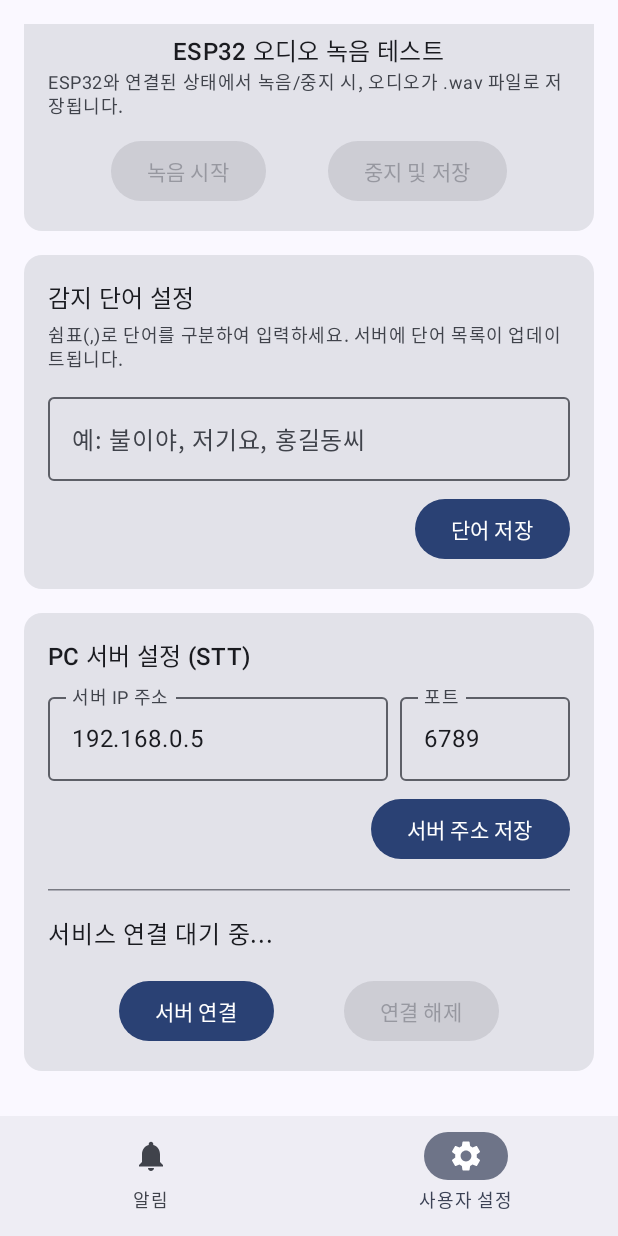
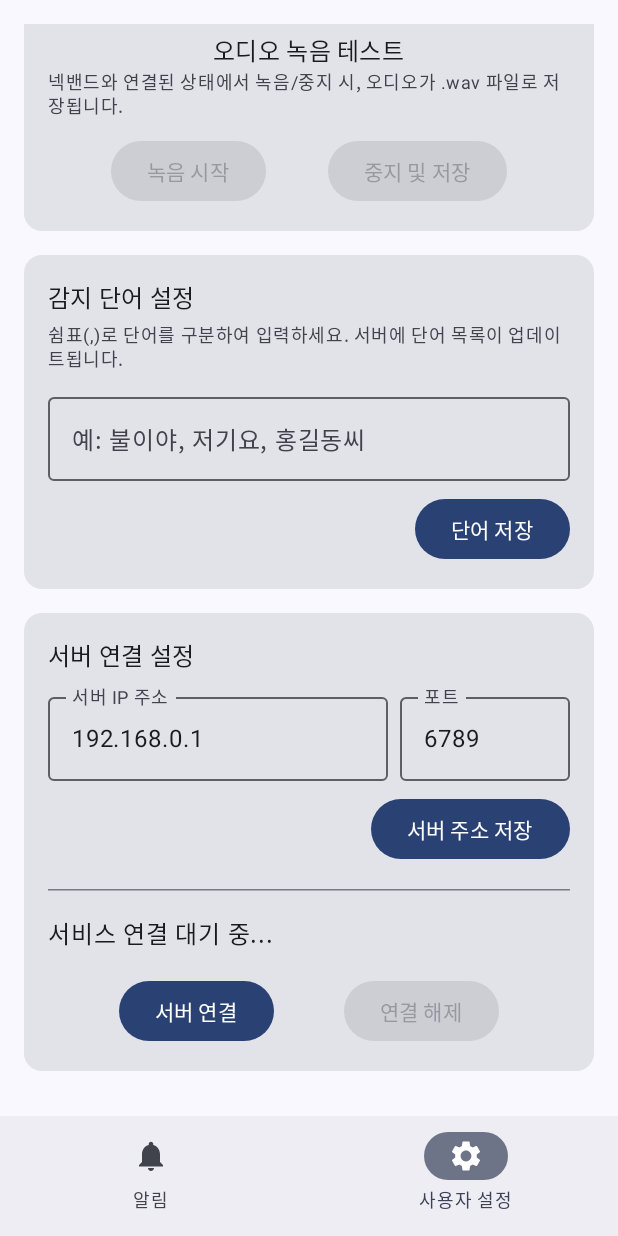
Before and after one commit to enenalenen/MQBL, an Android app built with Jetpack Compose: the screen it shows after launch (MainActivity), item 2 of the bottom bar chosen, scrolled down 498 dp, on a phone screen of 412 x 824 dp. Run offline under Robolectric (Android 15) with nearby library versions, the phone set to English and light mode, and no system bars.

Commit message:
최적화

```diff
--- a/app/src/main/java/com/example/mqbl/data/SettingsRepository.kt
+++ b/app/src/main/java/com/example/mqbl/data/SettingsRepository.kt
@@ -6,10 +6,6 @@ import kotlinx.coroutines.flow.MutableStateFlow
 import kotlinx.coroutines.flow.StateFlow
 import kotlinx.coroutines.flow.asStateFlow
 
-/**
- * 앱 설정을 SharedPreferences에 저장하고 관리하는 클래스.
- * 싱글턴으로 구현하여 앱 전체에서 하나의 인스턴스만 사용하도록 합니다.
- */
 class SettingsRepository private constructor(context: Context) {
 
     private val prefs: SharedPreferences = context.getSharedPreferences(PREFS_NAME, Context.MODE_PRIVATE)
@@ -32,33 +28,6 @@ class SettingsRepository private constructor(context: Context) {
     private val _esp32Port = MutableStateFlow(getEsp32Port())
     val esp32PortFlow: StateFlow<String> = _esp32Port.asStateFlow()
 
-    fun getCustomKeywords(): String {
-        return prefs.getString(KEY_CUSTOM_KEYWORDS, "") ?: ""
-    }
-
-    fun setCustomKeywords(keywords: String) {
-        prefs.edit().putString(KEY_CUSTOM_KEYWORDS, keywords).apply()
-        _customKeywords.value = keywords
-    }
-
-    fun getTcpServerIp(): String {
-        return prefs.getString(KEY_TCP_SERVER_IP, "192.168.0.5") ?: "192.168.0.5"
-    }
-
-    fun setTcpServerIp(ip: String) {
-        prefs.edit().putString(KEY_TCP_SERVER_IP, ip).apply()
-        _tcpServerIp.value = ip
-    }
-
-    fun getTcpServerPort(): String {
-        return prefs.getString(KEY_TCP_SERVER_PORT, "6789") ?: "6789"
-    }
-
-    fun setTcpServerPort(port: String) {
-        prefs.edit().putString(KEY_TCP_SERVER_PORT, port).apply()
-        _tcpServerPort.value = port
-    }
-
     fun getEsp32Ip(): String {
         return prefs.getString(KEY_ESP32_IP, "192.168.43.101") ?: "192.168.43.101"
     }
@@ -77,7 +46,37 @@ class SettingsRepository private constructor(context: Context) {
         _esp32Port.value = port
     }
 
+    fun getTcpServerIp(): String {
+        return prefs.getString(KEY_TCP_SERVER_IP, "192.168.0.1") ?: "192.168.0.1"
+    }
+
+    fun setTcpServerIp(ip: String) {
+        prefs.edit().putString(KEY_TCP_SERVER_IP, ip).apply()
+        _tcpServerIp.value = ip
+    }
+
+    fun getTcpServerPort(): String {
+        return prefs.getString(KEY_TCP_SERVER_PORT, "6789") ?: "6789"
+    }
+
+    fun setTcpServerPort(port: String) {
+        prefs.edit().putString(KEY_TCP_SERVER_PORT, port).apply()
+        _tcpServerPort.value = port
+    }
+
+    fun getCustomKeywords(): String {
+        return prefs.getString(KEY_CUSTOM_KEYWORDS, "") ?: ""
+    }
+
+    fun setCustomKeywords(keywords: String) {
+        prefs.edit().putString(KEY_CUSTOM_KEYWORDS, keywords).apply()
+        _customKeywords.value = keywords
+    }
+
     fun isBackgroundExecutionEnabled(): Boolean {
+        // ▼▼▼▼▼▼▼▼▼▼▼▼▼▼▼▼▼▼▼▼▼▼▼▼▼▼▼▼▼▼▼▼▼▼▼▼▼▼
+        // 기본값을 false에서 true로 변경합니다.
+        // ▼▼▼▼▼▼▼▼▼▼▼▼▼▼▼▼▼▼▼▼▼▼▼▼▼▼▼▼▼▼▼▼▼▼▼▼▼▼
         return prefs.getBoolean(KEY_BACKGROUND_EXECUTION, true)
     }
 
--- a/app/src/main/java/com/example/mqbl/ui/main/MainScreen.kt
+++ b/app/src/main/java/com/example/mqbl/ui/main/MainScreen.kt
@@ -63,7 +63,7 @@ fun MainScreen(
             )
         } else {
             Text(
-                "연결되지 않음. '사용자 설정' 탭에서 ESP32에 연결하세요.",
+                "연결되지 않음. 넥밴드에 연결하세요.",
                 style = MaterialTheme.typography.bodyMedium,
                 modifier = Modifier.padding(bottom = 8.dp)
             )
--- a/app/src/main/java/com/example/mqbl/ui/settings/SettingsScreen.kt
+++ b/app/src/main/java/com/example/mqbl/ui/settings/SettingsScreen.kt
@@ -67,14 +67,15 @@ fun SettingsScreen(
         item {
             Card(modifier = Modifier.fillMaxWidth()) {
                 Column(modifier = Modifier.padding(16.dp)) {
-                    Text("ESP32 연결 설정 (Wi-Fi)", style = MaterialTheme.typography.titleMedium)
+                    Text("넥밴드 연결 설정", style = MaterialTheme.typography.titleMedium)
                     Spacer(modifier = Modifier.height(8.dp))
 
                     Row(Modifier.fillMaxWidth(), verticalAlignment = Alignment.CenterVertically) {
                         OutlinedTextField(
                             value = esp32ServerIp,
                             onValueChange = onEsp32ServerIpChange,
-                            label = { Text("ESP32 IP 주소") },
+                            label = { Text("넥밴드 IP 주소") },
+                            placeholder = { Text("예시: 10.12.12.123") },
                             modifier = Modifier.weight(2f),
                             singleLine = true,
                             keyboardOptions = KeyboardOptions(keyboardType = KeyboardType.Uri),
@@ -85,6 +86,7 @@ fun SettingsScreen(
                             value = esp32ServerPort,
                             onValueChange = onEsp32ServerPortChange,
                             label = { Text("포트") },
+                            placeholder = { Text("예시:1234") },
                             modifier = Modifier.weight(1f),
                             singleLine = true,
                             keyboardOptions = KeyboardOptions(keyboardType = KeyboardType.Number),
@@ -96,7 +98,7 @@ fun SettingsScreen(
                     mainUiState.connectError?.let { Text(text = "오류: $it", color = MaterialTheme.colorScheme.error, fontSize = 12.sp) }
                     Spacer(modifier = Modifier.height(16.dp))
                     Row(modifier = Modifier.fillMaxWidth(), horizontalArrangement = Arrangement.SpaceEvenly) {
-                        Button(onClick = onEsp32Connect, enabled = !mainUiState.isEspConnected && !mainUiState.isConnecting) { Text("ESP32 연결") }
+                        Button(onClick = onEsp32Connect, enabled = !mainUiState.isEspConnected && !mainUiState.isConnecting) { Text("넥밴드 연결") }
                         Button(onClick = onEsp32Disconnect, enabled = mainUiState.isEspConnected || mainUiState.isConnecting) { Text("연결 해제") }
                     }
                 }
@@ -128,9 +130,9 @@ fun SettingsScreen(
                     HorizontalDivider()
 
                     Column(horizontalAlignment = Alignment.CenterHorizontally, modifier = Modifier.fillMaxWidth()) {
-                        Text("ESP32 오디오 녹음 테스트", style = MaterialTheme.typography.titleMedium)
+                        Text("오디오 녹음 테스트", style = MaterialTheme.typography.titleMedium)
                         Text(
-                            "ESP32와 연결된 상태에서 녹음/중지 시, 오디오가 .wav 파일로 저장됩니다.",
+                            "넥밴드와 연결된 상태에서 녹음/중지 시, 오디오가 .wav 파일로 저장됩니다.",
                             style = MaterialTheme.typography.bodySmall,
                             color = MaterialTheme.colorScheme.onSurfaceVariant
                         )
@@ -187,7 +189,7 @@ fun SettingsScreen(
         item {
             Card(modifier = Modifier.fillMaxWidth()) {
                 Column(modifier = Modifier.padding(16.dp)) {
-                    Text("PC 서버 설정 (STT)", style = MaterialTheme.typography.titleMedium)
+                    Text("서버 연결 설정", style = MaterialTheme.typography.titleMedium)
                     Spacer(modifier = Modifier.height(8.dp))
                     Row(Modifier.fillMaxWidth(), verticalAlignment = Alignment.CenterVertically) {
                         OutlinedTextField(
@@ -272,7 +274,7 @@ fun SettingsScreenPreview() {
         SettingsScreen(
             settingsUiState = SettingsUiState(isBackgroundExecutionEnabled = true, isRecording = false),
             onBackgroundExecutionToggled = {},
-            mainUiState = MainUiState(status = "ESP32: 연결됨", espDeviceName = "ESP32 (Preview)", isEspConnected = true),
+            mainUiState = MainUiState(status = "넥밴드: 연결됨", espDeviceName = "넥밴드 (Preview)", isEspConnected = true),
             onSendVibrationValue = {},
             onSendCommand = {},
             onStartRecording = {},
--- a/app/src/main/res/values/strings.xml
+++ b/app/src/main/res/values/strings.xml
@@ -1,5 +1,5 @@
 <resources>
-    <string name="app_name">MQBL</string>
+    <string name="app_name">SmartNeckBand</string>
 
     <string name="app_settings_title">앱 설정</string>
     <string name="background_execution_title">백그라운드에서 앱 실행</string>
```
Also changed, not shown: app/src/main/java/com/example/mqbl/ui/settings/SettingsViewModel.kt (+29 -38 lines).
